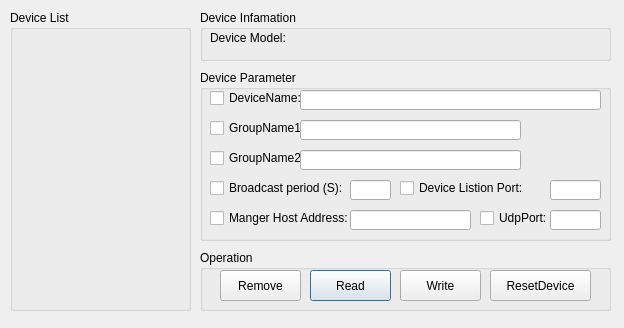
First picture: the form in editparamdialog.ui, repository gaopindianzi/relay_control_terminal, before the edit.
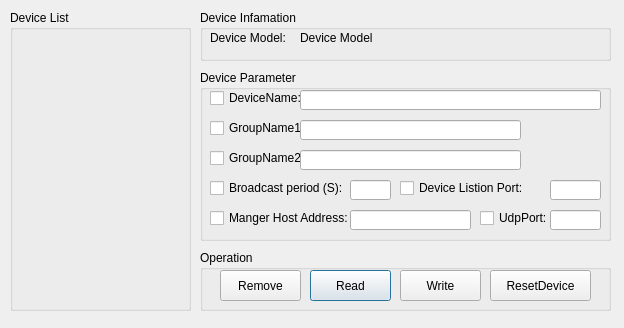
Second picture: the form after the edit.

What changed in the file:
```diff
--- a/editparamdialog.ui
+++ b/editparamdialog.ui
@@ -128,6 +128,19 @@
      <string>Device Model:</string>
     </property>
    </widget>
+   <widget class="QLabel" name="labelDevcieModel">
+    <property name="geometry">
+     <rect>
+      <x>100</x>
+      <y>20</y>
+      <width>291</width>
+      <height>16</height>
+     </rect>
+    </property>
+    <property name="text">
+     <string>Device Model</string>
+    </property>
+   </widget>
   </widget>
   <widget class="QGroupBox" name="groupBox">
    <property name="geometry">
```
Left out of the diff: 4 changed lines with no effect on the pictures.
